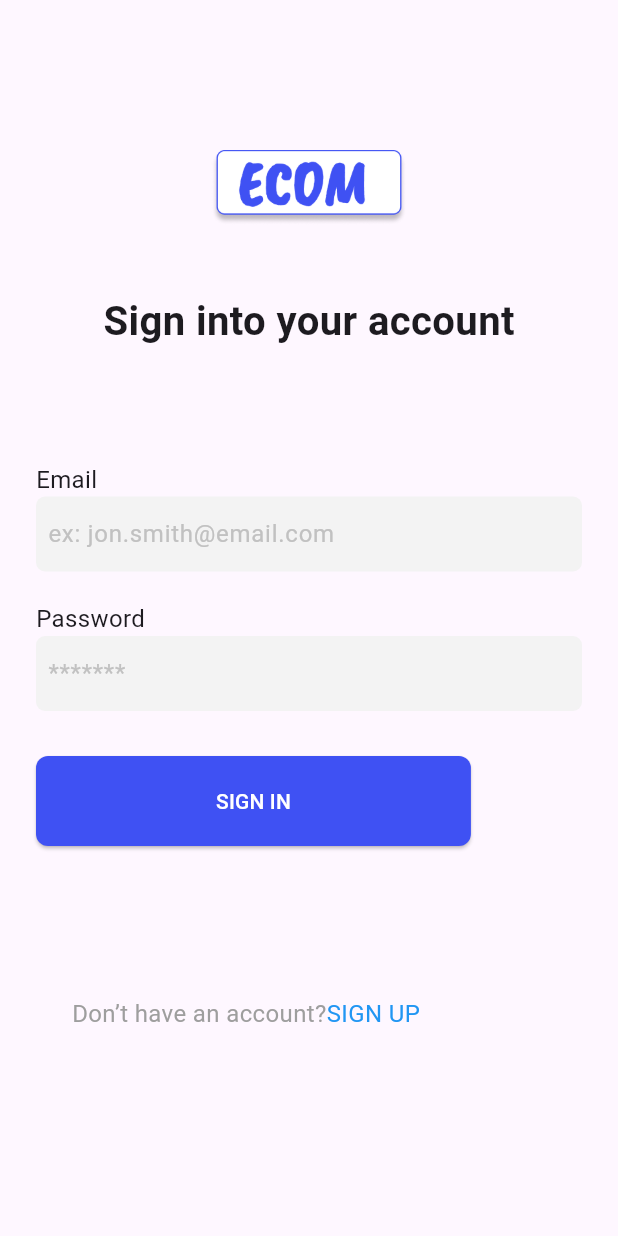
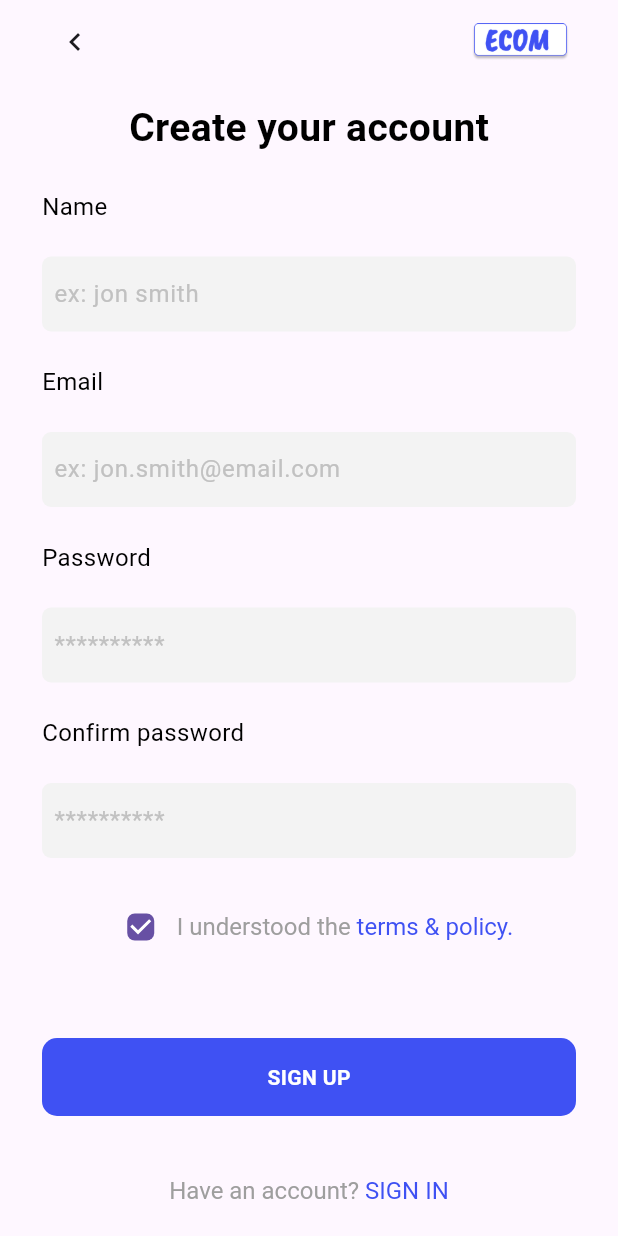
Before and after one commit to Kalki767/2024-internship-mobile-tasks, a Flutter app: the screen it shows after launch, on a phone screen of 412 x 824 dp. Run offline on Flutter 3.47's test engine with Material 3 defaults, Android fonts, the phone set to English and light mode, and no system bars; our stand-ins replace bloc, dartz, device_preview, equatable, flutter_bloc, get_it and 6 more.

Commit message:
Implemented the authentication feature which includes login and signup

```diff
--- a/e_commerce_app/lib/app.dart
+++ b/e_commerce_app/lib/app.dart
@@ -3,9 +3,12 @@ import 'package:flutter_bloc/flutter_bloc.dart';
 
 import 'features/auth/presentation/bloc/bloc/user_bloc.dart';
 import 'features/auth/presentation/pages/login_page.dart';
+import 'features/auth/presentation/pages/signup_page.dart';
+import 'features/auth/presentation/pages/splash_screen.dart';
 import 'features/product/presentation/bloc/product_bloc.dart';
 import 'features/product/presentation/pages/add_page.dart';
 import 'features/product/presentation/pages/details_page.dart';
+import 'features/product/presentation/pages/home_page.dart';
 import 'features/product/presentation/pages/search_product.dart';
 import 'features/product/presentation/pages/update_page.dart';
 import 'injection_container.dart';
@@ -23,11 +26,14 @@ class App extends StatelessWidget {
         child: MaterialApp(
           initialRoute: '/',
           routes: {
-            '/': (context) => const LoginPage(),
+            '/': (context) => const SplashPage(),
+            '/home_page': (context) => const HomePage(),
             '/search': (context) => const SearchProduct(),
             '/add': (context) => const AddPage(),
             '/detail_page': (context) => DetailsPage(),
             '/update_page': (context) => const UpdatePage(),
+            '/login_page': (context) => const LoginPage(),
+            '/signup_page': (context) => const SignUpPage(),
           },
           debugShowCheckedModeBanner: false,
         ));
--- a/e_commerce_app/lib/core/constants/constants.dart
+++ b/e_commerce_app/lib/core/constants/constants.dart
@@ -2,7 +2,7 @@ import '../../features/product/domain/entities/product.dart';
 
 class Urls {
   static const String baseUrl =
-      'https://g5-flutter-learning-path-be.onrender.com/api/v1/products';
+      'https://g5-flutter-learning-path-be.onrender.com/api/v2/products';
 
   static String getProductbyId(String id) => '$baseUrl/$id';
   static List<Product> allProducts = [];
--- /dev/null
+++ b/e_commerce_app/lib/features/auth/presentation/pages/signup_page.dart
@@ -0,0 +1,205 @@
+import 'package:flutter/gestures.dart';
+import 'package:flutter/material.dart';
+import 'package:flutter_bloc/flutter_bloc.dart';
+
+import '../bloc/bloc/user_bloc.dart';
+import '../widgets/reusable_button.dart';
+import '../widgets/reusable_text_field.dart';
+
+class SignUpPage extends StatefulWidget {
+  const SignUpPage({super.key});
+
+  @override
+  State<SignUpPage> createState() => _SignUpPageState();
+}
+
+class _SignUpPageState extends State<SignUpPage> {
+  TextEditingController emailEditingController = TextEditingController();
+  TextEditingController nameEditingController = TextEditingController();
+  TextEditingController passwordEditingController = TextEditingController();
+  TextEditingController confirmPasswordController = TextEditingController();
+
+  @override
+  Widget build(BuildContext context) {
+    return Scaffold(
+      appBar: AppBar(
+        elevation: 0,
+        automaticallyImplyLeading: false,
+        title: Padding(
+          padding: const EdgeInsets.symmetric(horizontal: 10),
+          child: Row(
+            mainAxisAlignment: MainAxisAlignment.spaceBetween,
+            children: [
+              IconButton(
+                  onPressed: () {
+                    Navigator.pop(context);
+                  },
+                  icon: const Icon(Icons.navigate_before)),
+              Image.asset(
+                "assets/logo.png",
+                width: 78,
+                height: 25,
+              )
+            ],
+          ),
+        ),
+      ),
+      body: BlocConsumer<UserBloc, UserState>(
+        listener: (context, state) {
+          print(state);
+          if (state is RegisteredState) {
+            Navigator.pushNamed(context, '/login_page');
+          } else if (state is ErrorState) {
+            ScaffoldMessenger.of(context)
+                .showSnackBar(SnackBar(content: Text(state.message)));
+          }
+        },
+        builder: (context, state) {
+          if (state is LoadingState) {
+            return const Center(
+              child: CircularProgressIndicator(),
+            );
+          } else {
+            return Padding(
+              padding: const EdgeInsets.symmetric(horizontal: 28.0),
+              child: Column(
+                mainAxisAlignment: MainAxisAlignment.spaceAround,
+                crossAxisAlignment: CrossAxisAlignment.start,
+                children: [
+                  Align(
+                      alignment: Alignment.bottomCenter,
+                      child: reusableText(
+                          "Create your account", FontWeight.w600, 26)),
+                  reusableText("Name", FontWeight.w400, 16),
+                  ReusableTextField(
+                    hint: "ex: jon smith",
+                    textEditingController: nameEditingController,
+                    textInputType: TextInputType.name,
+                  ),
+                  reusableText("Email", FontWeight.w400, 16),
+                  ReusableTextField(
+                    hint: "ex: jon.smith@email.com",
+                    textEditingController: emailEditingController,
+                    textInputType: TextInputType.emailAddress,
+                  ),
+                  reusableText("Password", FontWeight.w400, 16),
+                  ReusableTextField(
+                    hint: "**********",
+                    textEditingController: passwordEditingController,
+                    textInputType: TextInputType.visiblePassword,
+                  ),
+                  reusableText("Confirm password", FontWeight.w400, 16),
+                  ReusableTextField(
+                    hint: "**********",
+                    textEditingController: confirmPasswordController,
+                    textInputType: TextInputType.visiblePassword,
+                  ),
+                  Row(
+                    mainAxisAlignment: MainAxisAlignment.center,
+                    crossAxisAlignment: CrossAxisAlignment.center,
+                    children: [
+                      Checkbox(
+                        value: true,
+                        shape: RoundedRectangleBorder(
+                            borderRadius: BorderRadius.circular(5)),
+                        onChanged: (value) {},
+                      ),
+                      RichText(
+                        text: const TextSpan(
+                            text: "I understood the ",
+                            style: TextStyle(
+                                fontWeight: FontWeight.w400,
+                                fontSize: 16,
+                                color: Colors.grey),
+                            children: [
+                              TextSpan(
+                                  text: "terms & policy.",
+                                  style: TextStyle(
+                                      fontSize: 16,
+                                      fontWeight: FontWeight.w400,
+                                      color: Color(0xff3F51F3)))
+                            ]),
+                      ),
+                    ],
+                  ),
+                  GestureDetector(
+                      onTap: () {
+                        if (nameEditingController.text.isEmpty ||
+                            emailEditingController.text.isEmpty ||
+                            passwordEditingController.text.isEmpty ||
+                            confirmPasswordController.text.isEmpty) {
+                          ScaffoldMessenger.of(context).showSnackBar(
+                              const SnackBar(
+                                  content: Text(
+                                      'Please provide all required fields')));
+                        } else if (nameEditingController.text.length <= 3) {
+                          ScaffoldMessenger.of(context).showSnackBar(
+                              const SnackBar(
+                                  content: Text(
+                                      'Name must be longer than 3 characters')));
+                        } else if (passwordEditingController.text.length < 6) {
+                          ScaffoldMessenger.of(context).showSnackBar(const SnackBar(
+                              content: Text(
+                                  'Password must be at least 6 characters long')));
+                        } else if (passwordEditingController.text !=
+                            confirmPasswordController.text) {
+                          ScaffoldMessenger.of(context).showSnackBar(
+                              const SnackBar(
+                                  content: Text('Passwords do not match')));
+                        } else {
+                          final userBloc = BlocProvider.of<UserBloc>(context);
+
+                          print("Name: ${nameEditingController.text}");
+                          print("Email: ${emailEditingController.text}");
+                          print("Password: ${passwordEditingController.text}");
+
+                          userBloc.add(SignupEvent(
+                              name: nameEditingController.text,
+                              email: emailEditingController.text,
+                              password: passwordEditingController.text));
+                        }
+                      },
+                      child: const ReusableButton(lable: "SIGN UP")),
+                  Padding(
+                    padding: const EdgeInsets.only(bottom: 10),
+                    child: Align(
+                      alignment: Alignment.bottomCenter,
+                      child: RichText(
+                        text: TextSpan(
+                            text: "Have an account? ",
+                            style: const TextStyle(
+                                fontWeight: FontWeight.w400,
+                                fontSize: 16,
+                                color: Colors.grey),
+                            children: [
+                              TextSpan(
+                                  recognizer: TapGestureRecognizer()
+                                    ..onTap = () => Navigator.pushNamed(
+                                        context, "/login_page"),
+                                  text: "SIGN IN",
+                                  style: const TextStyle(
+                                      fontSize: 16,
+                                      fontWeight: FontWeight.w400,
+                                      color: Color(0xff3F51F3)))
+                            ]),
+                      ),
+                    ),
+                  )
+                ],
+              ),
+            );
+          }
+        },
+      ),
+    );
+  }
+}
+
+Text reusableText(String text, FontWeight wight, double size,
+    [Color color = Colors.black]) {
+  return Text(
+    text,
+    overflow: TextOverflow.clip,
+    style: TextStyle(fontWeight: wight, fontSize: size, color: color),
+  );
+}
--- a/e_commerce_app/lib/features/auth/presentation/pages/splash_screen.dart
+++ b/e_commerce_app/lib/features/auth/presentation/pages/splash_screen.dart
@@ -19,8 +19,8 @@ class _SplashPageState extends State<SplashPage> {
 
   void startTimer() {
     // Delay of 3 seconds before navigating to the login page
-    Future.delayed(const Duration(seconds: 3), () {
-      Navigator.pushNamed(context, '/login');
+    Future.delayed(const Duration(seconds: 5), () {
+      Navigator.pushNamed(context, '/signup_page');
     });
   }
 
--- /dev/null
+++ b/e_commerce_app/lib/features/auth/presentation/widgets/reusable_button.dart
@@ -0,0 +1,32 @@
+import 'package:flutter/material.dart';
+
+class ReusableButton extends StatelessWidget {
+  final String lable;
+  const ReusableButton({super.key, required this.lable});
+
+  @override
+  Widget build(BuildContext context) {
+    return Padding(
+      padding: const EdgeInsets.only(bottom: 18.0, top: 28),
+      child: DecoratedBox(
+        decoration: BoxDecoration(
+            color: const Color(0xff3F51F3),
+            borderRadius: BorderRadius.circular(10)),
+        child: Padding(
+          padding: const EdgeInsets.symmetric(vertical: 16, horizontal: 34),
+          child: Center(
+              child: reusableText(lable, FontWeight.w600, 14, Colors.white)),
+        ),
+      ),
+    );
+  }
+}
+
+Text reusableText(String text, FontWeight wight, double size,
+    [Color color = Colors.black]) {
+  return Text(
+    text,
+    overflow: TextOverflow.clip,
+    style: TextStyle(fontWeight: wight, fontSize: size, color: color),
+  );
+}
--- /dev/null
+++ b/e_commerce_app/lib/features/auth/presentation/widgets/reusable_text_field.dart
@@ -0,0 +1,42 @@
+import 'package:flutter/material.dart';
+
+class ReusableTextField extends StatelessWidget {
+  final String hint;
+  final TextEditingController textEditingController;
+  final TextInputType textInputType;
+  final String? Function(String?)? validator;
+
+  const ReusableTextField({
+    Key? key,
+    required this.hint,
+    required this.textEditingController,
+    required this.textInputType,
+    this.validator, // Optional validator parameter
+  }) : super(key: key);
+
+  @override
+  Widget build(BuildContext context) {
+    return Container(
+      height: 50,
+      padding: const EdgeInsets.symmetric(horizontal: 4),
+      decoration: BoxDecoration(
+        color: const Color(0xffF3F3F3),
+        borderRadius: BorderRadius.circular(6),
+      ),
+      child: Center(
+        child: TextFormField(
+          keyboardType: textInputType,
+          controller: textEditingController,
+          validator: validator, // Apply the validator here
+          decoration: InputDecoration(
+            hintText: hint,
+            contentPadding: const EdgeInsetsDirectional.only(start: 4),
+            hintStyle: const TextStyle(color: Color(0xffC1C1C1)),
+            border: InputBorder.none,
+            isDense: true,
+          ),
+        ),
+      ),
+    );
+  }
+}
--- a/e_commerce_app/lib/features/product/presentation/pages/add_page.dart
+++ b/e_commerce_app/lib/features/product/presentation/pages/add_page.dart
@@ -211,7 +211,7 @@ class _AddPageState extends State<AddPage> {
                   },
                   listener: (BuildContext context, ProductBlocState state) {
                     if (state is LoadingState) {
-                      const CircularProgressIndicator();
+                      const Center(child: CircularProgressIndicator());
                     } else if (state is SuccesfulCreate) {
                       ScaffoldMessenger.of(context).showSnackBar(const SnackBar(
                           content:
--- a/e_commerce_app/lib/injection_container.dart
+++ b/e_commerce_app/lib/injection_container.dart
@@ -55,8 +55,8 @@ Future<void> init() async {
   sl.registerFactory(() => SignupUsecase(signupRepository: sl()));
   sl.registerFactory(() => GetMeUsecase(userRepository: sl()));
   //repository
-  sl.registerLazySingleton<ProductRepository>(
-      () => ProductRepositoryImpl(remoteDataSource: sl(), networkInfo: sl()));
+  sl.registerLazySingleton<ProductRepository>(() => ProductRepositoryImpl(
+      remoteDataSource: sl(), networkInfo: sl(), userLocalDataSource: sl()));
 
   sl.registerLazySingleton<UserRepository>(
       () => UserRepositoryImpl(remoteDataSource: sl(), localDataSource: sl()));
```
Also changed, not shown: e_commerce_app/lib/features/auth/data/data_sources/remote_datasource.dart (+21 -6 lines), e_commerce_app/lib/features/auth/presentation/pages/login_page.dart (+64 -22 lines), e_commerce_app/lib/features/product/data/data_sources/remote/remote_data_source.dart (+28 -23 lines), e_commerce_app/lib/features/product/data/repositories/product_repository_impl.dart (+16 -7 lines), e_commerce_app/assets/splashImage.png (added), 3 other files.
